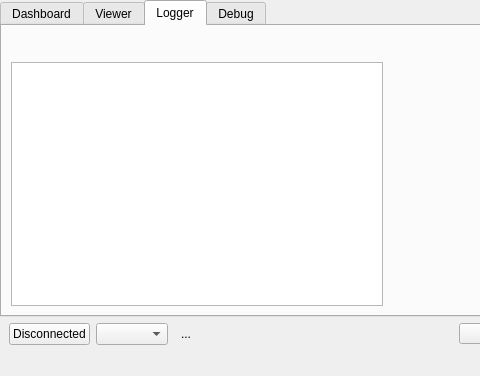
This is qkexplorerwidget.ui in QkThings/qkwidget as Qt 5 draws it before an edit; both pictures show x 0 to 480 and y 0 to 376 of the 700 by 376 pixel window. The edited form follows.
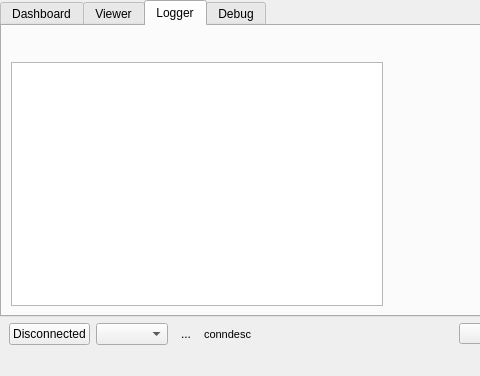
This is the edited form. Icons and pictures are not drawn. Custom widgets are drawn as their Qt base class.

```diff
--- a/qkexplorerwidget.ui
+++ b/qkexplorerwidget.ui
@@ -652,6 +652,18 @@
         </property>
        </widget>
       </item>
+      <item>
+       <widget class="QLabel" name="labelConn">
+        <property name="font">
+         <font>
+          <pointsize>8</pointsize>
+         </font>
+        </property>
+        <property name="text">
+         <string>conndesc</string>
+        </property>
+       </widget>
+      </item>
       <item>
        <spacer name="horizontalSpacer">
         <property name="orientation">
```
